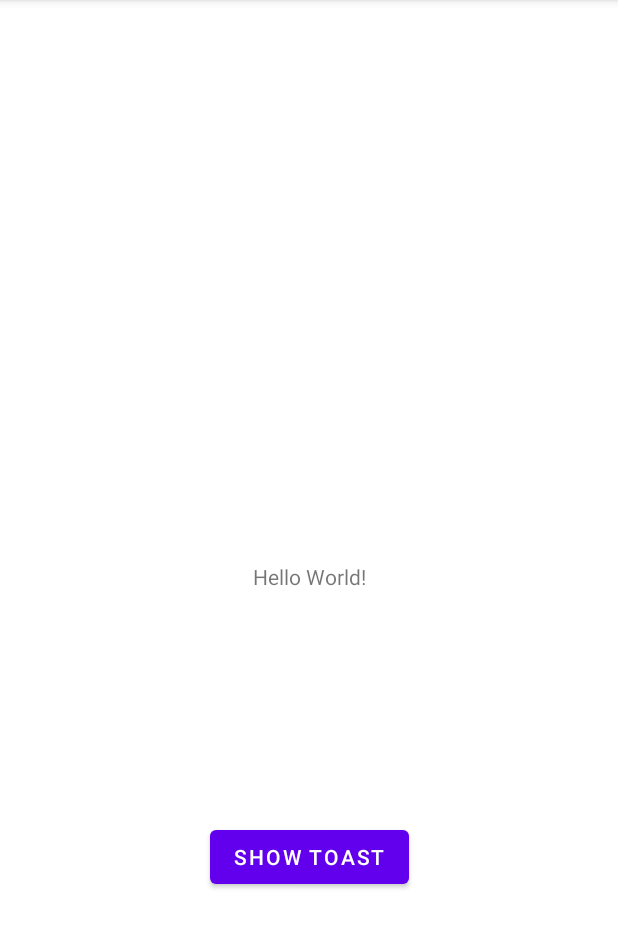
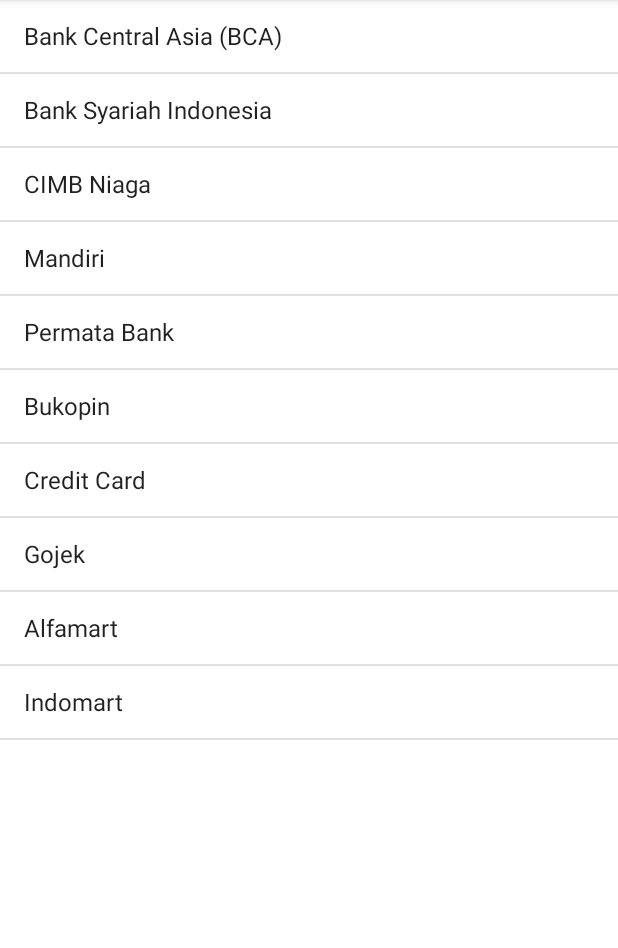
Before and after one commit to widiramadhan/libexample, an Android app: the screen it shows after launch (MainActivity before the commit, ListPaymentActivity after it), after a tap on "SHOW TOAST", on a phone screen of 412 x 824 dp, the part 84-1032 px from its top. Run offline under Robolectric (Android 15) with nearby library versions, the phone set to English and light mode, and no system bars.

Commit message:
add listview

```diff
--- a/LibExample/src/main/java/com/example/libexample/ListPaymentActivity.kt
+++ b/LibExample/src/main/java/com/example/libexample/ListPaymentActivity.kt
@@ -2,10 +2,25 @@
 
 import androidx.appcompat.app.AppCompatActivity
 import android.os.Bundle
+import android.widget.*
+
 
 class ListPaymentActivity : AppCompatActivity() {
     override fun onCreate(savedInstanceState: Bundle?) {
         super.onCreate(savedInstanceState)
         setContentView(R.layout.activity_list_payment)
+
+        val payment:Array<String> = resources.getStringArray(R.array.payment_list)
+        val arrayAdapter = ArrayAdapter<String>(this,android.R.layout.simple_list_item_1,payment)
+
+        var listView = findViewById(R.id.listView) as ListView
+
+        listView.adapter = arrayAdapter
+        listView.onItemClickListener = AdapterView.OnItemClickListener { adapterView, view, position, id ->
+            val selectedItem = adapterView.getItemAtPosition(position) as String
+            val itemIdAtPos = adapterView.getItemIdAtPosition(position)
+
+            Toast.makeText(applicationContext,"click item $selectedItem its position $itemIdAtPos",Toast.LENGTH_SHORT).show()
+        }
     }
 }
--- a/LibExample/src/main/res/layout/activity_list_payment.xml
+++ b/LibExample/src/main/res/layout/activity_list_payment.xml
@@ -6,4 +6,10 @@
     android:layout_height="match_parent"
     tools:context=".ListPaymentActivity">
 
+    <ListView
+        android:id="@+id/listView"
+        android:layout_width="match_parent"
+        android:layout_height="fill_parent"
+        tools:ignore="MissingConstraints" />
+
 </androidx.constraintlayout.widget.ConstraintLayout>
--- a/LibExample/src/main/res/values/strings.xml
+++ b/LibExample/src/main/res/values/strings.xml
@@ -1 +1,15 @@
-<resources></resources>
+<resources>
+    <string name="app_name">Kotlin ListView</string>
+    <string-array name="payment_list">
+        <item>Bank Central Asia (BCA)</item>
+        <item>Bank Syariah Indonesia</item>
+        <item>CIMB Niaga</item>
+        <item>Mandiri</item>
+        <item>Permata Bank</item>
+        <item>Bukopin</item>
+        <item>Credit Card</item>
+        <item>Gojek</item>
+        <item>Alfamart</item>
+        <item>Indomart</item>
+    </string-array>
+</resources>
--- a/app/build.gradle
+++ b/app/build.gradle
@@ -40,5 +40,5 @@
     testImplementation 'junit:junit:4.13.2'
     androidTestImplementation 'androidx.test.ext:junit:1.1.3'
     androidTestImplementation 'androidx.test.espresso:espresso-core:3.4.0'
-    implementation 'com.github.widiramadhan:libexample:0.0.2'
+    implementation 'com.github.widiramadhan:libexample:0.0.3'
 }
--- a/app/src/main/java/com/example/testlibrary/MainActivity.kt
+++ b/app/src/main/java/com/example/testlibrary/MainActivity.kt
@@ -6,6 +6,7 @@
 import android.widget.Button
 import com.example.libexample.LibDebug.Builder.i
 import com.example.libexample.LibDebug.Builder.showToast
+import com.example.libexample.ListPaymentActivity
 
 class MainActivity : AppCompatActivity() {
     override fun onCreate(savedInstanceState: Bundle?) {
```
